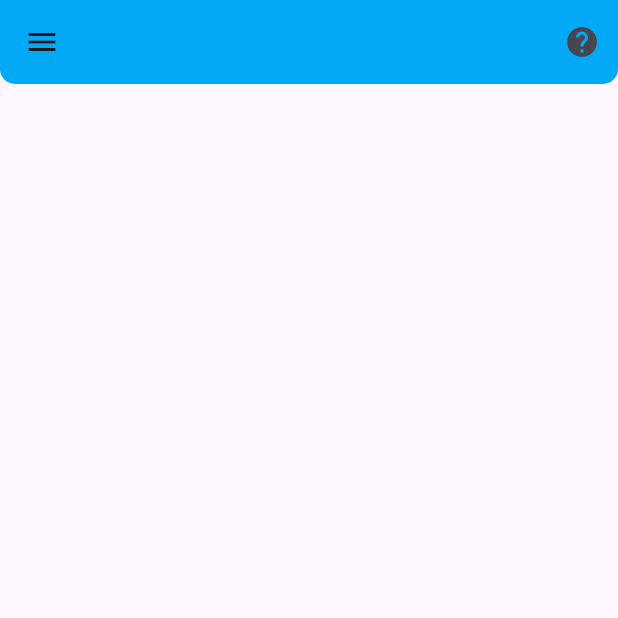
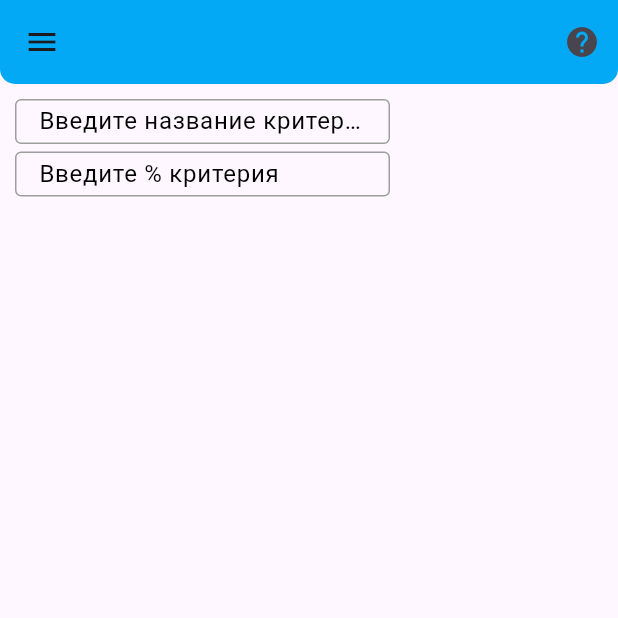
Before and after one commit to DtheCan/tfs, a Flutter app: the HomePage screen opened directly, on a phone screen of 412 x 824 dp, the top half of it. Run offline on Flutter 3.47's test engine with Material 3 defaults, Android fonts, the phone set to English and light mode, and no system bars.

Commit message:
Добавил контейнер для записи критериев

```diff
--- a/lib/Presentation_Layer/HomePageWidget.dart
+++ b/lib/Presentation_Layer/HomePageWidget.dart
@@ -1,4 +1,5 @@
 import 'package:flutter/material.dart';
+import 'package:tfs/Presentation_Layer/BodyHomePageWidget.dart';
 
 class HomePage extends StatelessWidget {
   const HomePage({super.key});
@@ -17,12 +18,13 @@ class HomePage extends StatelessWidget {
         actions: [IconButton(
           icon: const Icon(Icons.help_sharp),
           onPressed: () {
-          print('Поиск');
+          print('Поиск пока что не работает');
             },
           ),
         ],
-        leading: IconButton(onPressed: (){print('lf');}, icon: Icon(Icons.menu)),
+        leading: IconButton(onPressed: (){print('меню пока что не работает');}, icon: Icon(Icons.menu)),
       ),
+      body: BodyHomePageWidget(),
     );
   }
 }
--- /dev/null
+++ b/lib/Presentation_Layer/bodyHomePageWidget.dart
@@ -0,0 +1,27 @@
+import 'package:flutter/material.dart';
+import 'package:tfs/Presentation_Layer/textFormWidget.dart';
+
+class BodyHomePageWidget extends StatefulWidget {
+  const BodyHomePageWidget({super.key});
+
+  @override
+  State<BodyHomePageWidget> createState() => _BodyHomePageWidgetState();
+}
+
+class _BodyHomePageWidgetState extends State<BodyHomePageWidget> {
+  @override
+  Widget build(BuildContext context) {
+    return Scaffold(
+      body: Padding(
+        padding: const EdgeInsets.all(5),
+        child: Row(
+          children: [
+            Container(
+              child: TextFormWidget(),
+            ),
+          ]
+        ),
+      ),
+    );
+  }
+}
--- /dev/null
+++ b/lib/Presentation_Layer/textFormWidget.dart
@@ -0,0 +1,92 @@
+import 'package:flutter/material.dart';
+
+class TextFormWidget extends StatefulWidget {
+  const TextFormWidget({super.key});
+
+  @override
+  State<TextFormWidget> createState() => _TextFormWidgetState();
+}
+
+class _TextFormWidgetState extends State<TextFormWidget> {
+  @override
+  Widget build(BuildContext context) {
+    return Container(
+      margin: EdgeInsets.all(5),
+      child: Column(
+        children: [
+          SizedBox(
+            width: 250,
+            height: 30,
+            child: TextField(
+              decoration: InputDecoration(
+                labelStyle: TextStyle(color: Colors.black),
+                labelText: 'Введите название критерия',
+                hintStyle: TextStyle(color: Colors.grey),
+                hintText: 'Софт-скиллы',
+                enabledBorder: OutlineInputBorder(
+                  // Когда поле активно
+                  borderSide: BorderSide(color: Colors.grey),
+                ),
+                focusedBorder: OutlineInputBorder(
+                  // Когда поле в фокусе
+                  borderSide: BorderSide(color: Colors.lightBlue, width: 2),
+                ),
+                errorBorder: OutlineInputBorder(
+                  // Когда есть ошибка
+                  borderSide: BorderSide(color: Colors.red),
+                ),
+                focusedErrorBorder: OutlineInputBorder(
+                  // Когда ошибка и фокус
+                  borderSide: BorderSide(color: Colors.red, width: 2),
+                ),
+                disabledBorder: OutlineInputBorder(
+                  // Когда поле отключено
+                  borderSide: BorderSide(color: Colors.grey.shade300),
+                ),
+              ),
+              onChanged: (value) {
+                print('Введенный текст: $value');
+              },
+            ),
+          ),
+          SizedBox(height: 5),
+          SizedBox(
+            width: 250,
+            height: 30,
+            child: TextField(
+              decoration: InputDecoration(
+                labelStyle: TextStyle(color: Colors.black),
+                labelText: 'Введите % критерия',
+                hintStyle: TextStyle(color: Colors.grey),
+                hintText: 'Софт-скиллы',
+                enabledBorder: OutlineInputBorder(
+                  // Когда поле активно
+                  borderSide: BorderSide(color: Colors.grey),
+                ),
+                focusedBorder: OutlineInputBorder(
+                  // Когда поле в фокусе
+                  borderSide: BorderSide(color: Colors.lightBlue, width: 2),
+                ),
+                errorBorder: OutlineInputBorder(
+                  // Когда есть ошибка
+                  borderSide: BorderSide(color: Colors.red),
+                ),
+                focusedErrorBorder: OutlineInputBorder(
+                  // Когда ошибка и фокус
+                  borderSide: BorderSide(color: Colors.red, width: 2),
+                ),
+                disabledBorder: OutlineInputBorder(
+                  // Когда поле отключено
+                  borderSide: BorderSide(color: Colors.grey.shade300),
+                ),
+              ),
+              onChanged: (value) {
+                print('Введенный текст: $value');
+              },
+            ),
+          ),
+        ],
+      ),
+    );
+  }
+}
--- a/lib/main.dart
+++ b/lib/main.dart
@@ -1,5 +1,5 @@
 import 'package:flutter/material.dart';
-import 'package:tfs/Presentation_Layer/widgets.dart';
+import 'package:tfs/Presentation_Layer/homePageWidget.dart';
 
 void main() {
   runApp(const MyApp());
@@ -8,14 +8,12 @@ void main() {
 class MyApp extends StatelessWidget {
   const MyApp({super.key});
 
-  // This widget is the root of your application.
   @override
   Widget build(BuildContext context) {
     return MaterialApp(
       theme: ThemeData(
-
       ),
-      home: const HomePage(),
+      home: HomePage(),
     );
   }
 }
```
